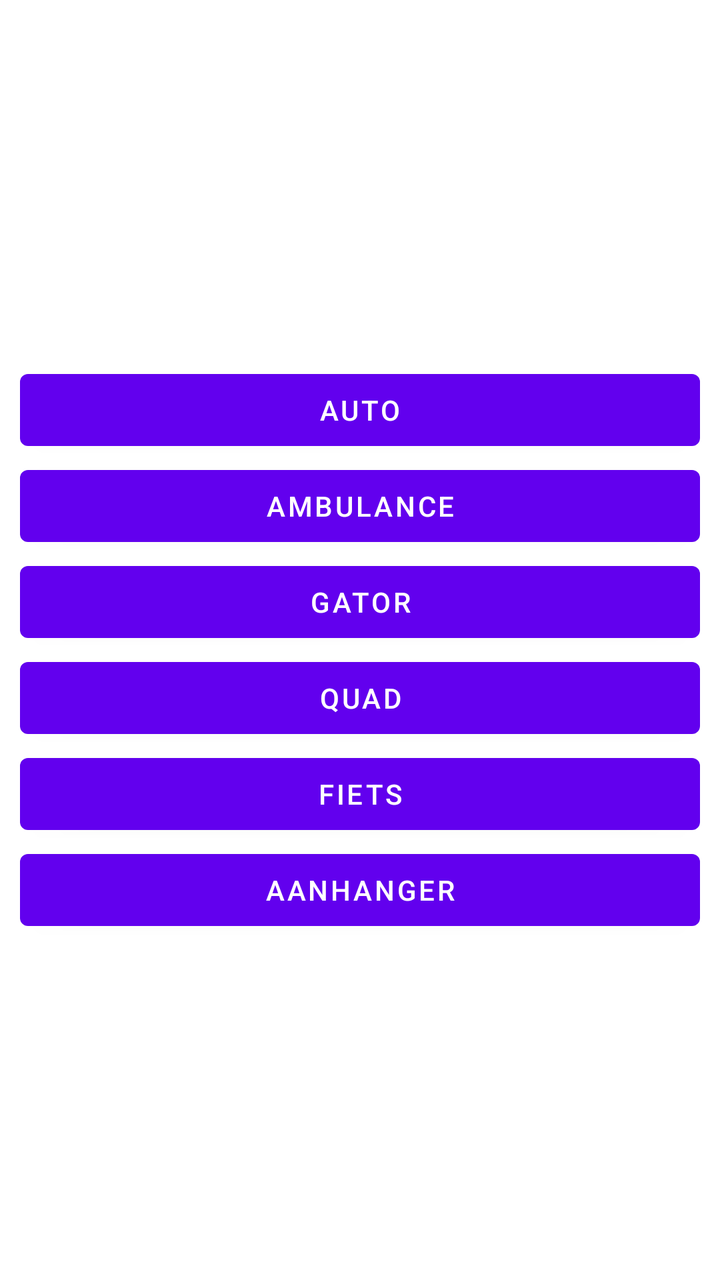
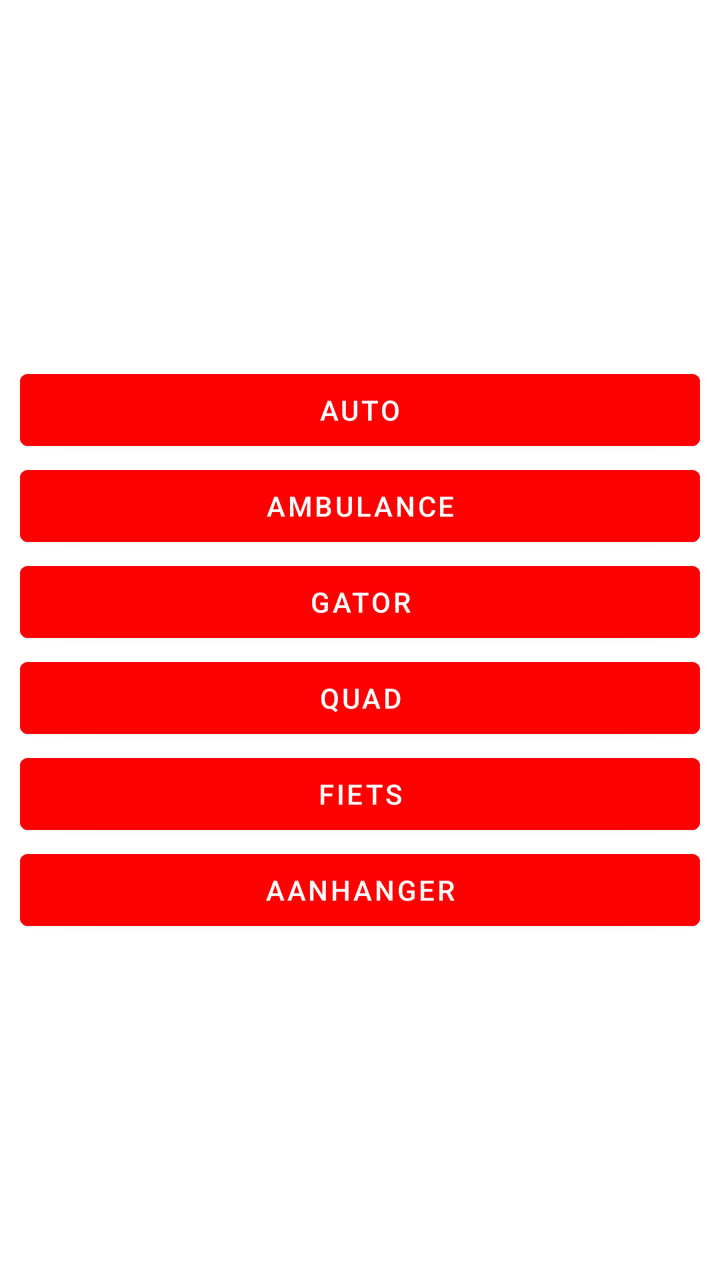

Screens rendered from an Android XML layout before and after an edit, with the pre-edit source and the edit as a unified diff.
<!-- AndroidManifest.xml: application theme Theme.RodeKruisAPP -->
<!-- res/layout/activity_main.xml -->
<?xml version="1.0" encoding="utf-8"?>
<ScrollView xmlns:android="http://schemas.android.com/apk/res/android"
    xmlns:app="http://schemas.android.com/apk/res-auto"
    xmlns:tools="http://schemas.android.com/tools"
    android:layout_width="match_parent"
    android:layout_height="match_parent"
    android:fillViewport="true">

    <LinearLayout
        android:layout_width="match_parent"
        android:layout_height="match_parent"
        android:gravity="center"
        android:orientation="vertical"
        tools:context=".MainActivity">

        <Button
            android:id="@+id/auto"
            android:layout_width="match_parent"
            android:layout_height="wrap_content"
            android:layout_marginLeft="10dp"
            android:layout_marginTop="10dp"
            android:layout_marginRight="10dp"
            android:text="Auto"
            app:layout_constraintEnd_toEndOf="parent"
            app:layout_constraintStart_toStartOf="parent"
            app:layout_constraintTop_toTopOf="parent"
            tools:ignore="HardcodedText" />

        <Button
            android:id="@+id/ambulance"
            android:layout_width="match_parent"
            android:layout_height="wrap_content"
            android:layout_marginLeft="10dp"
            android:layout_marginRight="10dp"
            android:text="Ambulance"
            app:layout_constraintEnd_toEndOf="parent"
            app:layout_constraintStart_toStartOf="parent"
            app:layout_constraintTop_toTopOf="parent"
            tools:ignore="HardcodedText" />

        <Button
            android:id="@+id/gator"
            android:layout_width="match_parent"
            android:layout_height="wrap_content"
            android:layout_marginLeft="10dp"
            android:layout_marginRight="10dp"
            android:text="Gator"
            app:layout_constraintEnd_toEndOf="parent"
            app:layout_constraintStart_toStartOf="parent"
            app:layout_constraintTop_toTopOf="parent"
            tools:ignore="HardcodedText" />

        <Button
            android:id="@+id/quad"
            android:layout_width="match_parent"
            android:layout_height="wrap_content"
            android:layout_marginLeft="10dp"
            android:layout_marginRight="10dp"
            android:text="Quad"
            app:layout_constraintEnd_toEndOf="parent"
            app:layout_constraintStart_toStartOf="parent"
            app:layout_constraintTop_toTopOf="parent"
            tools:ignore="HardcodedText" />

        <Button
            android:id="@+id/fiets"
            android:layout_width="match_parent"
            android:layout_height="wrap_content"
            android:layout_marginLeft="10dp"
            android:layout_marginRight="10dp"
            android:text="Fiets"
            app:layout_constraintEnd_toEndOf="parent"
            app:layout_constraintStart_toStartOf="parent"
            app:layout_constraintTop_toTopOf="parent"
            tools:ignore="HardcodedText" />

        <Button
            android:id="@+id/aanhanger"
            android:layout_width="match_parent"
            android:layout_height="wrap_content"
            android:layout_marginLeft="10dp"
            android:layout_marginRight="10dp"
            android:text="Aanhanger"
            app:layout_constraintEnd_toEndOf="parent"
            app:layout_constraintStart_toStartOf="parent"
            app:layout_constraintTop_toTopOf="parent"
            tools:ignore="HardcodedText" />

    </LinearLayout>
</ScrollView>
<!-- resources referenced by this layout -->
<resources>
  <style name="Theme.RodeKruisAPP" parent="Theme.MaterialComponents.DayNight.DarkActionBar">
          
          <item name="colorPrimary">@color/purple_500</item>
          <item name="colorPrimaryVariant">@color/purple_700</item>
          <item name="colorOnPrimary">@color/white</item>
          
          <item name="colorSecondary">@color/teal_200</item>
          <item name="colorSecondaryVariant">@color/teal_700</item>
          <item name="colorOnSecondary">@color/black</item>
          
          <item name="android:statusBarColor" tools:targetApi="l">?attr/colorPrimaryVariant</item>
          
      </style>
  <color name="purple_500">#FF6200EE</color>
  <color name="purple_700">#FF3700B3</color>
  <color name="white">#FFFFFFFF</color>
  <color name="teal_200">#FF03DAC5</color>
  <color name="teal_700">#FF018786</color>
  <color name="black">#FF000000</color>
</resources>

<!-- the commit's change to res/layout/activity_main.xml (unified diff, before → after) -->
@@ -8,7 +8,7 @@
 
     <LinearLayout
         android:layout_width="match_parent"
-        android:layout_height="match_parent"
+        android:layout_height="wrap_content"
         android:gravity="center"
         android:orientation="vertical"
         tools:context=".MainActivity">
@@ -24,6 +24,7 @@
             app:layout_constraintEnd_toEndOf="parent"
             app:layout_constraintStart_toStartOf="parent"
             app:layout_constraintTop_toTopOf="parent"
+            android:backgroundTint="#FD0000"
             tools:ignore="HardcodedText" />
 
         <Button
@@ -36,6 +37,7 @@
             app:layout_constraintEnd_toEndOf="parent"
             app:layout_constraintStart_toStartOf="parent"
             app:layout_constraintTop_toTopOf="parent"
+            android:backgroundTint="#FD0000"
             tools:ignore="HardcodedText" />
 
         <Button
@@ -48,6 +50,7 @@
             app:layout_constraintEnd_toEndOf="parent"
             app:layout_constraintStart_toStartOf="parent"
             app:layout_constraintTop_toTopOf="parent"
+            android:backgroundTint="#FD0000"
             tools:ignore="HardcodedText" />
 
         <Button
@@ -60,6 +63,7 @@
             app:layout_constraintEnd_toEndOf="parent"
             app:layout_constraintStart_toStartOf="parent"
             app:layout_constraintTop_toTopOf="parent"
+            android:backgroundTint="#FD0000"
             tools:ignore="HardcodedText" />
 
         <Button
@@ -72,6 +76,7 @@
             app:layout_constraintEnd_toEndOf="parent"
             app:layout_constraintStart_toStartOf="parent"
             app:layout_constraintTop_toTopOf="parent"
+            android:backgroundTint="#FD0000"
             tools:ignore="HardcodedText" />
 
         <Button
@@ -84,6 +89,7 @@
             app:layout_constraintEnd_toEndOf="parent"
             app:layout_constraintStart_toStartOf="parent"
             app:layout_constraintTop_toTopOf="parent"
+            android:backgroundTint="#FD0000"
             tools:ignore="HardcodedText" />
 
     </LinearLayout>
<!-- resource entries referenced after the edit -->
@@ -2,22 +2,18 @@
 <resources>
   <style name="Theme.RodeKruisAPP" parent="Theme.MaterialComponents.DayNight.DarkActionBar">
           
-          <item name="colorPrimary">@color/purple_500</item>
-          <item name="colorPrimaryVariant">@color/purple_700</item>
+          <item name="colorPrimary">#FF0000</item>
+          <item name="colorPrimaryVariant">#090909</item>
           <item name="colorOnPrimary">@color/white</item>
           
-          <item name="colorSecondary">@color/teal_200</item>
+          <item name="colorSecondary">#FF0000</item>
           <item name="colorSecondaryVariant">@color/teal_700</item>
-          <item name="colorOnSecondary">@color/black</item>
+          <item name="colorOnSecondary">#FF0000</item>
           
-          <item name="android:statusBarColor" tools:targetApi="l">?attr/colorPrimaryVariant</item>
+          <item name="android:statusBarColor" tools:targetApi="l">#FF0000</item>
           
       </style>
-  <color name="purple_500">#FF6200EE</color>
-  <color name="purple_700">#FF3700B3</color>
   <color name="white">#FFFFFFFF</color>
-  <color name="teal_200">#FF03DAC5</color>
   <color name="teal_700">#FF018786</color>
-  <color name="black">#FF000000</color>
 </resources>
 
